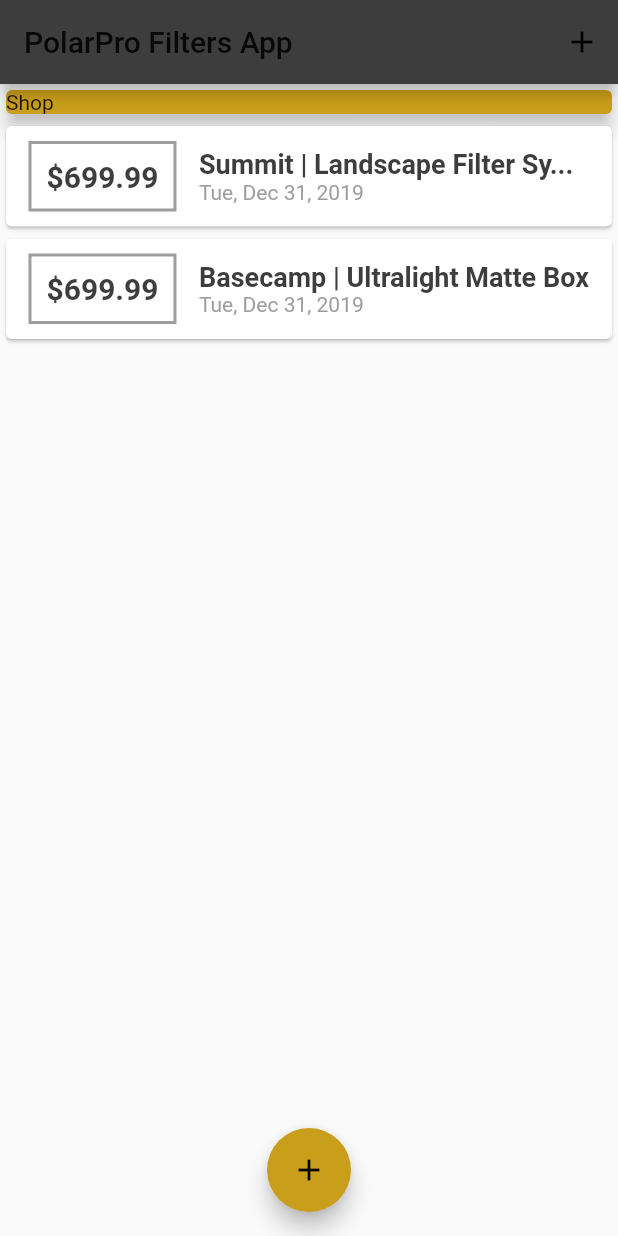
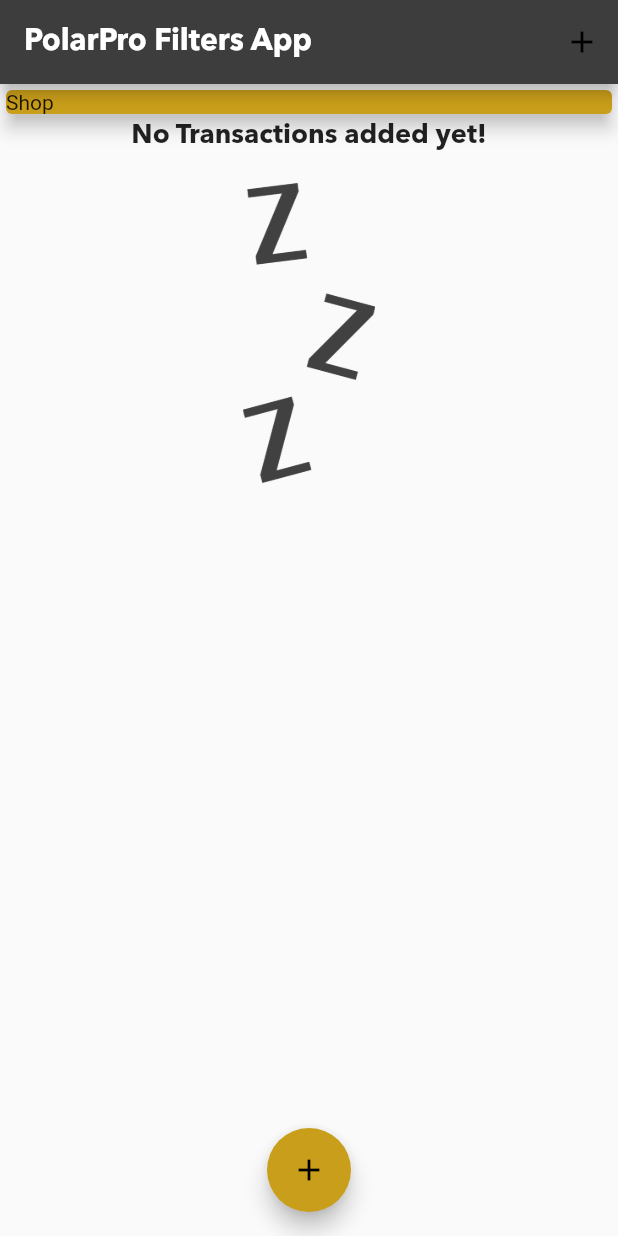
Before and after one commit to jongryn/expense_planner, a Flutter app: the screen it shows after launch, on a phone screen of 412 x 824 dp. Run offline on Flutter 3.47's test engine with Material 2 defaults, Android fonts, the phone set to English and light mode, and no system bars.

Commit message:
installing external packages & formatting dates, dateformat patterns, adding test input widgets (textfield), fetching user input, splitting the app into widgets, connecting widgets & managing data / state, adding user transactions to the list, making the list scrollable, working with listviews; lists, scrolling & text input; further input & output styling and configuration, adding appbar buttons & floating action buttons, showing a modal bottom sheet, improving & styling the mdoal bottom sheet, custom fonts & working with the text themes and adding images to the app

```diff
--- a/lib/main.dart
+++ b/lib/main.dart
@@ -12,9 +12,25 @@ class MyApp extends StatelessWidget {
     return MaterialApp(
       title: 'PolarPro Filters App',
       theme: ThemeData(
-        primarySwatch: Colors.grey,
-        accentColor: Color(0xffc99e1a),
-      ),
+          primarySwatch: Colors.grey,
+          accentColor: Color(0xffc99e1a),
+          fontFamily: 'Avenir',
+          textTheme: ThemeData.light().textTheme.copyWith(
+                title: TextStyle(
+                  fontFamily: 'Avenir',
+                  fontWeight: FontWeight.bold,
+                  fontSize: 18,
+                ),
+              ),
+          appBarTheme: AppBarTheme(
+            textTheme: ThemeData.light().textTheme.copyWith(
+                  title: TextStyle(
+                    fontFamily: 'Avenir',
+                    fontSize: 20,
+                    fontWeight: FontWeight.bold,
+                  ),
+                ),
+          )),
       home: MyHomePage(),
     );
   }
@@ -29,18 +45,18 @@ class MyHomePage extends StatefulWidget {
 
 class _MyHomePageState extends State<MyHomePage> {
   final List<Transaction> _userTransactions = [
-    Transaction(
-      id: 't1',
-      title: 'Summit | Landscape Filter Sy...',
-      amount: 699.99,
-      date: DateTime.now(),
-    ),
-    Transaction(
-      id: 't2',
-      title: 'Basecamp | Ultralight Matte Box',
-      amount: 699.99,
-      date: DateTime.now(),
-    ),
+    // Transaction(
+    //   id: 't1',
+    //   title: 'Summit | Landscape...',
+    //   amount: 699.99,
+    //   date: DateTime.now(),
+    // ),
+    // Transaction(
+    //   id: 't2',
+    //   title: 'Basecamp | Ultralight...',
+    //   amount: 699.99,
+    //   date: DateTime.now(),
+    // ),
   ];
 
   void _addNewTransaction(String txTitle, double txAmount) {
--- /dev/null
+++ b/lib/widgets/chart.dart
@@ -0,0 +1,10 @@
+import 'package:flutter/material.dart';
+
+class Chart extends StatelessWidget {
+  @override
+  Widget build(BuildContext context) {
+    return Container(
+
+    );
+  }
+}
--- a/lib/widgets/transaction_list.dart
+++ b/lib/widgets/transaction_list.dart
@@ -12,7 +12,26 @@ class TransactionList extends StatelessWidget {
   Widget build(BuildContext context) {
     return Container(
       height: 300,
-      child: ListView.builder(
+      child: transactions.isEmpty
+          ? Column(
+              children: <Widget>[
+                Text(
+                  'No Transactions added yet!',
+                  style: Theme.of(context).textTheme.title,
+                ),
+                SizedBox(
+                  height: 20,
+                ),
+                Container(
+                  height: 200,
+                  child: Image.asset(
+                    'assets/images/waiting.png',
+                    fit: BoxFit.cover,
+                  ),
+                ),
+              ],
+            )
+          : ListView.builder(
               itemBuilder: (ctx, index) {
                 return Card(
                   child: Row(
@@ -43,14 +62,11 @@ class TransactionList extends StatelessWidget {
                         children: <Widget>[
                           Text(
                             transactions[index].title,
-                      style: TextStyle(
-                        fontSize: 18,
-                        fontWeight: FontWeight.bold,
-                        color: Color(0xff3d3d3d)
-                      ),
+                            style: Theme.of(context).textTheme.title,
                           ),
                           Text(
-                      DateFormat.yMMMEd().format(transactions[index].date),
+                            DateFormat.yMMMEd()
+                                .format(transactions[index].date),
                             style: TextStyle(color: Colors.grey),
                           ),
                         ],
```
Also changed, not shown: pubspec.yaml (+18 -8 lines), assets/fonts/Linotype-AvenirNextLTPro-Bold.ttf (added), assets/fonts/Linotype-AvenirNextLTPro-Regular.ttf (added), assets/fonts/OpenSans-Bold.ttf (added), assets/fonts/OpenSans-Regular.ttf (added), assets/fonts/Quicksand-Bold.ttf (added), assets/fonts/Quicksand-Light.ttf (added), assets/fonts/Quicksand-Medium.ttf (added), assets/fonts/Quicksand-Regular.ttf (added), assets/images/waiting.png (added), 1 other file. Lines whose indentation alone changed are shown as unchanged.
